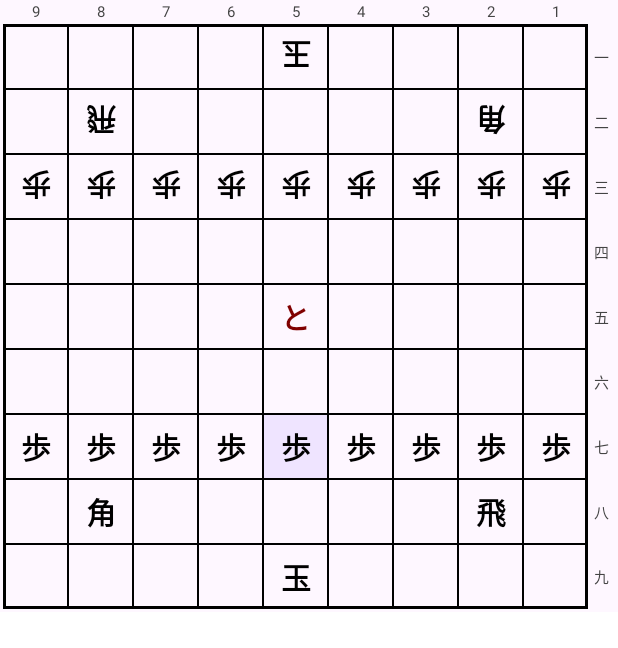
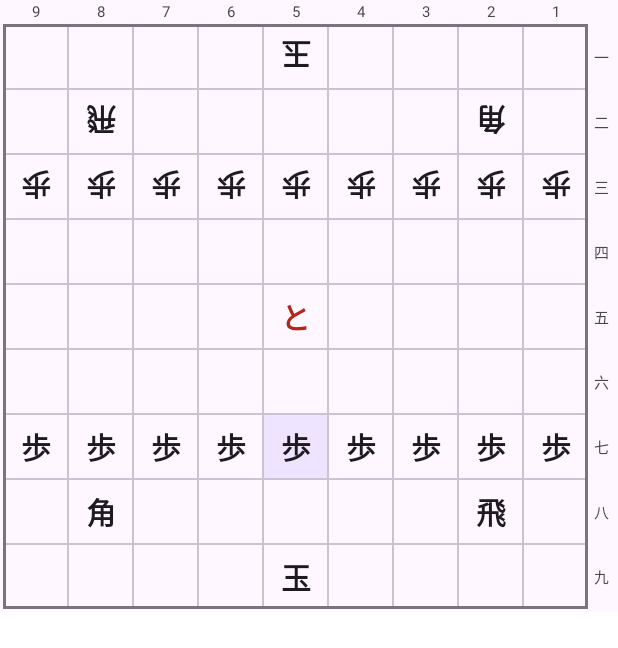
Before and after one commit to tamaikeiichi/ShogiGUI, an Android app built with Jetpack Compose: the @Preview function ShogiBoardPreview, on a phone screen of 412 x 824 dp. Shown: the top 648 px of the screen. Run offline under Robolectric (Android 15) with nearby library versions, the light colour scheme and no system bars; Roboto replaces fonts that are not available here.

Commit message:
need to export?

```diff
--- a/app/src/main/java/com/example/shogigui/ShogiBoard.kt
+++ b/app/src/main/java/com/example/shogigui/ShogiBoard.kt
@@ -54,8 +54,11 @@ fun ShogiBoard(
         3 -> MaterialTheme.colorScheme.tertiaryContainer
         else -> if (pvColorIndex > 0) MaterialTheme.colorScheme.surfaceVariant else MaterialTheme.colorScheme.surface
     }
-    val highlightColor = Color(0xFFF9DCE3).copy(alpha = 0.6f) // 指し手の強調色（山吹色系）
+    val highlightColor = MaterialTheme.colorScheme.tertiaryContainer.copy(alpha = 0.6f)
     val selectionColor = MaterialTheme.colorScheme.primaryContainer.copy(alpha = 0.7f)
+    val gridColor = MaterialTheme.colorScheme.outline
+    val cellColor = MaterialTheme.colorScheme.outlineVariant
+    val labelColor = MaterialTheme.colorScheme.onSurfaceVariant
     val kanjiNumbers = listOf("一", "二", "三", "四", "五", "六", "七", "八", "九")
       Column(
         modifier = modifier
@@ -67,7 +70,7 @@ fun ShogiBoard(
         Row(modifier = Modifier.fillMaxWidth().padding(end = 18.dp)) {
             for (col in 0 until 9) {
                 Box(modifier = Modifier.weight(1f), contentAlignment = Alignment.Center) {
-                    Text(text = (9 - col).toString(), fontSize = 10.sp, color = Color.DarkGray)
+                    Text(text = (9 - col).toString(), fontSize = 10.sp, color = labelColor)
                 }
             }
         }
@@ -84,7 +87,7 @@ fun ShogiBoard(
                 modifier = Modifier
                     .weight(1f)
                     .aspectRatio(1.0f)
-                    .border(1.5.dp, Color.Black)
+                    .border(1.5.dp, gridColor)
             ) {
                 for (row in 0 until 9) {
                     Row(modifier = Modifier.weight(1f)) {
@@ -114,7 +117,7 @@ fun ShogiBoard(
                                 modifier = Modifier
                                     .weight(1f)
                                     .fillMaxHeight()
-                                    .border(0.5.dp, Color.Black)
+                                    .border(0.5.dp, cellColor)
                                     .background(bgColor)
                                     .clickable { onSquareClick(actualRow, actualCol) },
                                 piece = piece,
@@ -142,7 +145,7 @@ fun ShogiBoard(
                         Text(
                             text = kanjiNumbers[row],
                             fontSize = 10.sp,
-                            color = Color.DarkGray,
+                            color = labelColor,
                             //fontFamily = shogiFont,
                             )
                     }
@@ -203,7 +206,7 @@ fun HandView(
             }
         }
         if (hand.values.sum() == 0) {
-            Text(text = "なし", fontSize = 14.sp, color = Color.Gray)
+            Text(text = "なし", fontSize = 14.sp, color = MaterialTheme.colorScheme.onSurfaceVariant)
         }
     }
 }
@@ -241,10 +244,8 @@ fun ShogiBoardPreview() {
 
 @Composable
 fun PieceView(piece: Piece, isFlipped: Boolean = false) {
-    val darkRed = Color(0xFF800000)
-
     val label = if (piece.isPromoted) piece.type.promotedLabel ?: piece.type.label else piece.type.label
-    val color = if (piece.isPromoted) darkRed else Color.Black
+    val color = if (piece.isPromoted) MaterialTheme.colorScheme.error else MaterialTheme.colorScheme.onSurface
 
     val rotation = when {
         //isFlipped && piece.owner == Player.SENTE -> 180f
```
Also changed, not shown: app/src/main/java/com/example/shogigui/MainActivity.kt (+17 -6 lines), app/src/main/java/com/example/shogigui/ShogiUIComponents.kt (+8 -2 lines).
